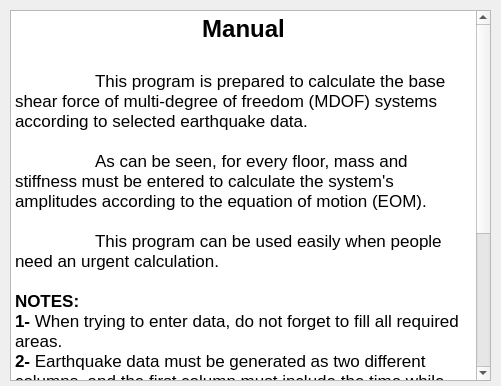
The window that manual.ui (alitatici/VisualizationOfCodes) describes before a commit, drawn with Qt 5.
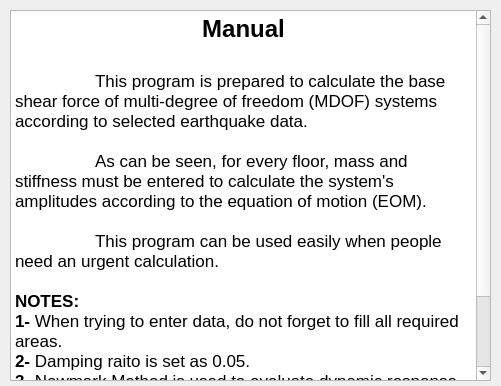
The same window after the commit. Icons and pictures are not drawn.

Diff of the .ui file:
```diff
--- a/manual.ui
+++ b/manual.ui
@@ -1300,12 +1300,9 @@
 &lt;p style=&quot; margin-top:0px; margin-bottom:0px; margin-left:0px; margin-right:0px; -qt-block-indent:0; text-indent:0px;&quot;&gt; &lt;/p&gt;
 &lt;p style=&quot; margin-top:0px; margin-bottom:0px; margin-left:0px; margin-right:0px; -qt-block-indent:0; text-indent:0px;&quot;&gt;&lt;span style=&quot; font-weight:600;&quot;&gt;NOTES:&lt;/span&gt;&lt;/p&gt;
 &lt;p style=&quot; margin-top:0px; margin-bottom:0px; margin-left:0px; margin-right:0px; -qt-block-indent:0; text-indent:0px;&quot;&gt;&lt;span style=&quot; font-weight:600;&quot;&gt;1- &lt;/span&gt;When trying to enter data, do not forget to fill all required areas. &lt;/p&gt;
-&lt;p style=&quot; margin-top:0px; margin-bottom:0px; margin-left:0px; margin-right:0px; -qt-block-indent:0; text-indent:0px;&quot;&gt;&lt;span style=&quot; font-weight:600;&quot;&gt;2- &lt;/span&gt;Earthquake data must be generated as two different columns, and the first column must include the time while the second one includes acceleration.&lt;/p&gt;
-&lt;p style=&quot; margin-top:0px; margin-bottom:0px; margin-left:0px; margin-right:0px; -qt-block-indent:0; text-indent:0px;&quot;&gt;&lt;span style=&quot; font-weight:600;&quot;&gt;3- &lt;/span&gt;Earthquake data file must not have additional information in the first row.&lt;/p&gt;
-&lt;p style=&quot; margin-top:0px; margin-bottom:0px; margin-left:0px; margin-right:0px; -qt-block-indent:0; text-indent:0px;&quot;&gt;&lt;span style=&quot; font-weight:600;&quot;&gt;4- &lt;/span&gt;Seperator can be both comma (' , '), or space (' '). (cannot be dot(' . ')&lt;/p&gt;
-&lt;p style=&quot; margin-top:0px; margin-bottom:0px; margin-left:0px; margin-right:0px; -qt-block-indent:0; text-indent:0px;&quot;&gt;&lt;span style=&quot; font-weight:600;&quot;&gt;5- &lt;/span&gt;Damping raito is set as 0.05.&lt;/p&gt;
-&lt;p style=&quot; margin-top:0px; margin-bottom:0px; margin-left:0px; margin-right:0px; -qt-block-indent:0; text-indent:0px;&quot;&gt;&lt;span style=&quot; font-weight:600;&quot;&gt;6- &lt;/span&gt;Newmark Method is used to evaluate dynamic response numerically.&lt;/p&gt;
-&lt;p style=&quot; margin-top:0px; margin-bottom:0px; margin-left:0px; margin-right:0px; -qt-block-indent:0; text-indent:0px;&quot;&gt;&lt;span style=&quot; font-weight:600;&quot;&gt;7- &lt;/span&gt;Earthquake data must be taken from &lt;a href=&quot;https://tadas.afad.gov.tr/list-event&quot;&gt;&lt;span style=&quot; text-decoration: underline; color:#0068da;&quot;&gt;https://tadas.afad.gov.tr/list-event.&lt;/span&gt;&lt;/a&gt;&lt;/p&gt;
+&lt;p style=&quot; margin-top:0px; margin-bottom:0px; margin-left:0px; margin-right:0px; -qt-block-indent:0; text-indent:0px;&quot;&gt;&lt;span style=&quot; font-weight:600;&quot;&gt;2- &lt;/span&gt;Damping raito is set as 0.05.&lt;/p&gt;
+&lt;p style=&quot; margin-top:0px; margin-bottom:0px; margin-left:0px; margin-right:0px; -qt-block-indent:0; text-indent:0px;&quot;&gt;&lt;span style=&quot; font-weight:600;&quot;&gt;3- &lt;/span&gt;Newmark Method is used to evaluate dynamic response numerically.&lt;/p&gt;
+&lt;p style=&quot; margin-top:0px; margin-bottom:0px; margin-left:0px; margin-right:0px; -qt-block-indent:0; text-indent:0px;&quot;&gt;&lt;span style=&quot; font-weight:600;&quot;&gt;4- &lt;/span&gt;Earthquake data must be taken from &lt;a href=&quot;https://tadas.afad.gov.tr/list-event&quot;&gt;&lt;span style=&quot; text-decoration: underline; color:#0068da;&quot;&gt;https://tadas.afad.gov.tr/list-event.&lt;/span&gt;&lt;/a&gt;&lt;/p&gt;
 &lt;p style=&quot;-qt-paragraph-type:empty; margin-top:0px; margin-bottom:0px; margin-left:0px; margin-right:0px; -qt-block-indent:0; text-indent:0px; text-decoration: underline; color:#0068da;&quot;&gt;&lt;br /&gt;&lt;/p&gt;&lt;/body&gt;&lt;/html&gt;</string>
    </property>
    <property name="textInteractionFlags">
```
